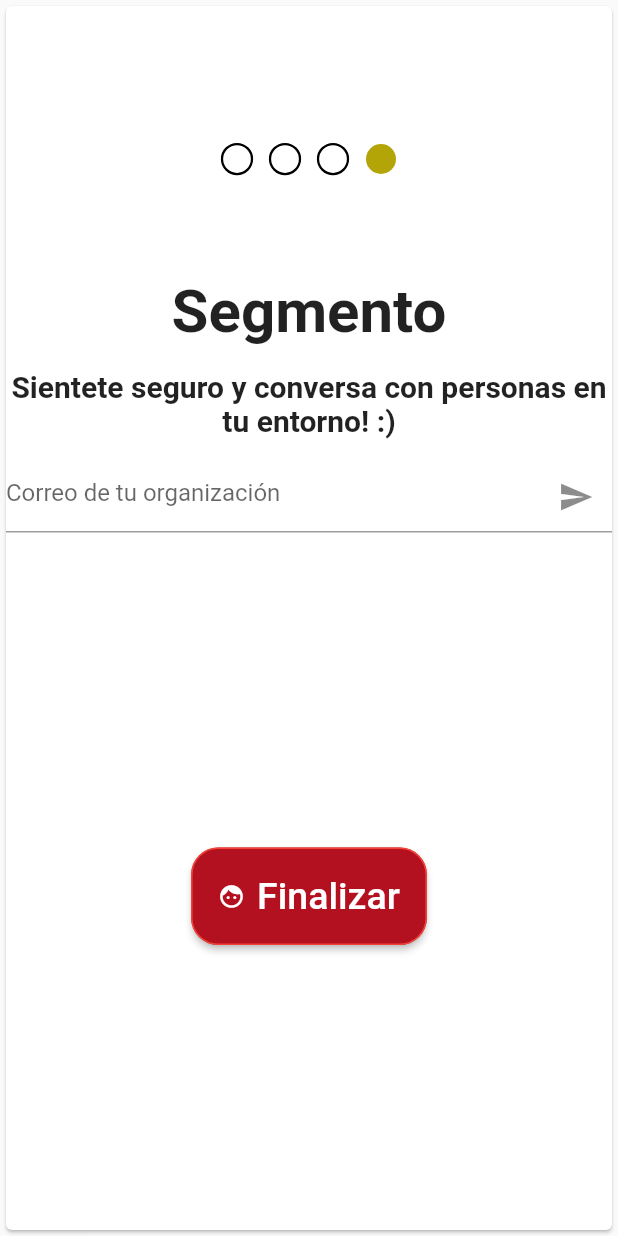
After one commit to just-talk-team/app, a Flutter app: the Register screen opened by its route, swiped to page 4, on a phone screen of 412 x 824 dp. The commit adds this screen. Run offline on Flutter 3.47's test engine with Material 2 defaults, Android fonts, the phone set to English and light mode, and no system bars; drawn by our look-alikes of smooth_page_indicator; our stand-ins replace cloud_firestore, equatable, firebase_auth, firebase_core, firebase_storage, flutter_bloc and 2 more; missing offline and left inert: flutter_login_facebook, pedantic; accounts and stored records are empty.

Commit message:
Agregado agregar segmento

```diff
--- a/lib/app.dart
+++ b/lib/app.dart
@@ -44,7 +44,7 @@ class _AppViewState extends State<AppView> {
           listener: (context, state) {
             switch (state.authenticationStatus) {
               case AuthenticationStatus.authenticated:
-                _navigator.pushReplacementNamed('/home');
+                _navigator.pushReplacementNamed('/register');
                 break;
               case AuthenticationStatus.unauthenticated:
                 _navigator.pushNamed('/login');
--- /dev/null
+++ b/lib/layouts/register.dart
@@ -0,0 +1,104 @@
+import 'dart:io';
+import 'package:flutter/cupertino.dart';
+import 'package:flutter/material.dart';
+import 'package:just_talk/layouts/avatar_Page.dart';
+import 'package:just_talk/layouts/info_Page.dart';
+import 'package:just_talk/layouts/nickname_Page.dart';
+import 'package:just_talk/layouts/segment_Page.dart';
+import 'package:just_talk/models/UserInput.dart';
+import 'package:smooth_page_indicator/smooth_page_indicator.dart';
+
+class Register extends StatefulWidget {
+  @override
+  _Register createState() => _Register();
+}
+
+class _Register extends State<Register> {
+  final controller = PageController(viewportFraction: 1);
+  DateTime _date = DateTime.now();
+  Future<Null> selectDate(BuildContext context) async {
+    final DateTime picked = await showDatePicker(
+        context: context,
+        initialDate: _date,
+        firstDate: DateTime(1970),
+        lastDate: DateTime(2100));
+
+    if (picked != null && picked != _date) {
+      setState(() {
+        _date = picked;
+        print(_date.toString());
+      });
+    }
+  }
+
+  //==============================================
+
+  DateTime bornTime;
+  String genre;
+  String nickName;
+  File imageProfile;
+  var topics;
+
+  var userI = UserInput(
+      dateTime: null,
+      genre: null,
+      nickname: null,
+      topics: [],
+      imgProfile: null);
+
+  //===================================================================
+
+  @override
+  Widget build(BuildContext context) {
+    return Scaffold(
+      resizeToAvoidBottomPadding: false,
+      backgroundColor: Colors.grey.shade300,
+      body: Center(
+        child: Stack(children: <Widget>[
+          SizedBox(
+            height: MediaQuery.of(context).size.height,
+            child: PageView(controller: controller,
+                //physics: new NeverScrollableScrollPhysics(),
+                children: <Widget>[
+                  //MyInfo(context, controller),
+                  //Nickname(context),
+                  InfoPage(userI, controller),
+                  NicknamePage(userI, controller),
+                  AvatarPage(userI, controller),
+                  SegmentPage(userI, controller),
+                ]),
+          ),
+          Center(
+            child: Container(
+              margin: EdgeInsets.only(top: 80),
+              child: Row(
+                mainAxisAlignment: MainAxisAlignment.center,
+                children: <Widget>[
+                  Column(
+                    children: <Widget>[
+                      Padding(
+                        padding: const EdgeInsets.symmetric(vertical: 8),
+                      ),
+                      SmoothPageIndicator(
+                        controller: controller,
+                        count: 4,
+                        effect: JumpingDotEffect(
+                            spacing: 12.0,
+                            dotWidth: 20.0,
+                            dotHeight: 20.0,
+                            strokeWidth: 1.5,
+                            paintStyle: PaintingStyle.stroke,
+                            dotColor: Colors.black,
+                            activeDotColor: const Color(0xffb3a507)),
+                      ),
+                    ],
+                  ),
+                ],
+              ),
+            ),
+          )
+        ]),
+      ),
+    );
+  }
+}
--- /dev/null
+++ b/lib/layouts/segment_Page.dart
@@ -0,0 +1,160 @@
+import 'package:cloud_firestore/cloud_firestore.dart';
+import 'package:firebase_storage/firebase_storage.dart';
+import 'package:flutter/cupertino.dart';
+import 'package:flutter/material.dart';
+import 'package:flutter_bloc/flutter_bloc.dart';
+import 'package:just_talk/authentication/authentication.dart';
+import 'package:just_talk/layouts/DashBoard.dart';
+import 'package:just_talk/models/UserInput.dart';
+import 'package:just_talk/services/authentication_service.dart';
+
+class SegmentPage extends StatefulWidget {
+  PageController pageController;
+  UserInput userI;
+  SegmentPage(this.userI, this.pageController);
+  @override
+  _SegmentPage createState() => _SegmentPage();
+}
+
+class _SegmentPage extends State<SegmentPage> {
+  TextEditingController etUsername = new TextEditingController();
+
+  @override
+  Widget build(BuildContext context) {
+    return Scaffold(
+      resizeToAvoidBottomPadding: false,
+      body: Card(
+          child: Container(
+        height: MediaQuery.of(context).size.height,
+        width: MediaQuery.of(context).size.width,
+        child: Stack(
+          children: <Widget>[
+            Container(
+              margin: EdgeInsets.only(top: 180),
+              child: Column(children: <Widget>[
+                FittedBox(
+                    fit: BoxFit.contain,
+                    child: Text(
+                      'Segmento',
+                      style:
+                          TextStyle(fontSize: 40, fontWeight: FontWeight.bold),
+                    )),
+                SizedBox(height: 15),
+                Text(
+                  'Sientete seguro y conversa con personas en tu entorno! :)',
+                  textAlign: TextAlign.center,
+                  style: TextStyle(
+                    fontSize: 20,
+                    fontWeight: FontWeight.bold,
+                  ),
+                ),
+                SizedBox(height: 15),
+                TextFormField(
+                  controller: etUsername,
+                  decoration: InputDecoration(
+                      hintText: 'Correo de tu organización',
+                      suffixIcon: IconButton(
+                        onPressed: () {
+                          setState(() {
+                            //////////////////////////////////////////////////////////////////////////////////
+                            widget.userI.topics.add(etUsername.text);
+                            /////////////////////////////////////////////////////////////////////////////////
+                            etUsername.clear();
+                          });
+                        },
+                        icon: Icon(Icons.send),
+                      )),
+                ),
+                SizedBox(
+                  height: 15,
+                ),
+                Container(
+                    alignment: Alignment.center,
+                    padding: EdgeInsets.symmetric(horizontal: 20),
+                    child: Container(
+                        height: 150,
+                        width: 1000,
+                        padding: EdgeInsets.fromLTRB(28.0, 10, 28.0, 10),
+                        child: SingleChildScrollView(
+                          scrollDirection: Axis.vertical,
+                          child: Wrap(
+                            spacing: 6.0,
+                            runSpacing: 6.0,
+                            children: List<Widget>.generate(
+                                widget.userI.topics.length, (int index) {
+                              return Chip(
+                                label: Text(widget.userI.topics[index]),
+                                onDeleted: () {
+                                  widget.userI.topics.removeAt(index);
+                                },
+                              );
+                            }),
+                          ),
+                        ))),
+                SizedBox(height: 45),
+                RaisedButton.icon(
+                  shape: RoundedRectangleBorder(
+                      borderRadius: BorderRadius.circular(18.0),
+                      side: BorderSide(color: Colors.red)),
+                  color: Color(0xFFb31020),
+                  padding: EdgeInsets.all(18.0),
+                  textColor: Colors.white,
+                  onPressed: () {
+                    debugPrint("PASSED TO");
+                    registrateUser(widget.userI);
+                  },
+                  icon: Icon(Icons.face, size: 18),
+                  label: Text(
+                    "Finalizar",
+                    style: TextStyle(fontSize: 25),
+                  ),
+                )
+              ]),
+            )
+          ],
+        ),
+      )),
+    );
+  }
+
+  void registrateUser(UserInput userI) async {
+    if (widget.userI.topics.length != 0) {
+      //Storage
+      final StorageReference postImageRef =
+          FirebaseStorage.instance.ref().child("UserProfile");
+      var timeKey = DateTime.now();
+      final StorageUploadTask uploadTask = postImageRef
+          .child(timeKey.toString() + ".jpg")
+          .putFile(userI.imgProfile);
+      var imageUrl = await (await uploadTask.onComplete).ref.getDownloadURL();
+      String url = imageUrl.toString();
+
+      debugPrint(userI.topics.length.toString());
+
+      await FirebaseFirestore.instance.collection("users").add({
+        'uid': BlocProvider.of<AuthenticationCubit>(context).state.user.id,
+        'avatar': url,
+        'badgets': {'good_talker': 0, 'good_listener': 0, 'funny': 0},
+        'birthday': userI.dateTime,
+        'friends': {},
+        'gender': userI.genre,
+        'nickname': userI.nickname,
+        'preferences': {
+          'ages': {
+            'minimun': 18,
+            'maximun': 99,
+          },
+          'segments': {},
+          'genders': {},
+        },
+        'topics_hear': FieldValue.arrayUnion(userI.topics),
+        'user_type': 'premiun'
+      });
+
+      Navigator.push(
+          context, MaterialPageRoute(builder: (context) => Dashboard()));
+    } else {
+      debugPrint("Error");
+    }
+  }
+}
--- /dev/null
+++ b/lib/models/UserInput.dart
@@ -0,0 +1,23 @@
+import 'dart:io';
+
+import 'package:cloud_firestore/cloud_firestore.dart';
+
+class UserInput {
+  UserInput({
+    this.email,
+    this.password,
+    this.dateTime,
+    this.imgProfile,
+    this.genre,
+    this.nickname,
+    this.topics,
+  });
+
+  String email;
+  String password;
+  Timestamp dateTime;
+  File imgProfile;
+  String genre;
+  String nickname;
+  List<String> topics;
+}
--- a/lib/route_generator.dart
+++ b/lib/route_generator.dart
@@ -1,11 +1,11 @@
 import 'package:flutter/material.dart';
 import 'package:just_talk/layouts/home.dart';
+import 'package:just_talk/layouts/info_Page.dart';
 import 'package:just_talk/layouts/login.dart';
+import 'package:just_talk/layouts/register.dart';
 import 'package:just_talk/layouts/splash.dart';
 
 class RouterGenerator {
-
-
   static Route<dynamic> generateRoute(RouteSettings settings) {
     final Map arg = settings.arguments;
 
@@ -16,6 +16,8 @@ class RouterGenerator {
         return MaterialPageRoute(builder: (context) => Home());
       case '/login':
         return MaterialPageRoute(builder: (context) => Login());
+      case '/register':
+        return MaterialPageRoute(builder: (context) => Register());
     }
 
     return _errorRoute();
```
Also changed, not shown: lib/layouts/avatar_page.dart (added, +101 -0 lines), lib/layouts/dashboard.dart (added, +8 -0 lines), lib/layouts/info_Page.dart (added, +228 -0 lines), lib/layouts/nickname_Page.dart (added, +81 -0 lines), pubspec.yaml (+7 -1 lines), pubspec.lock.
